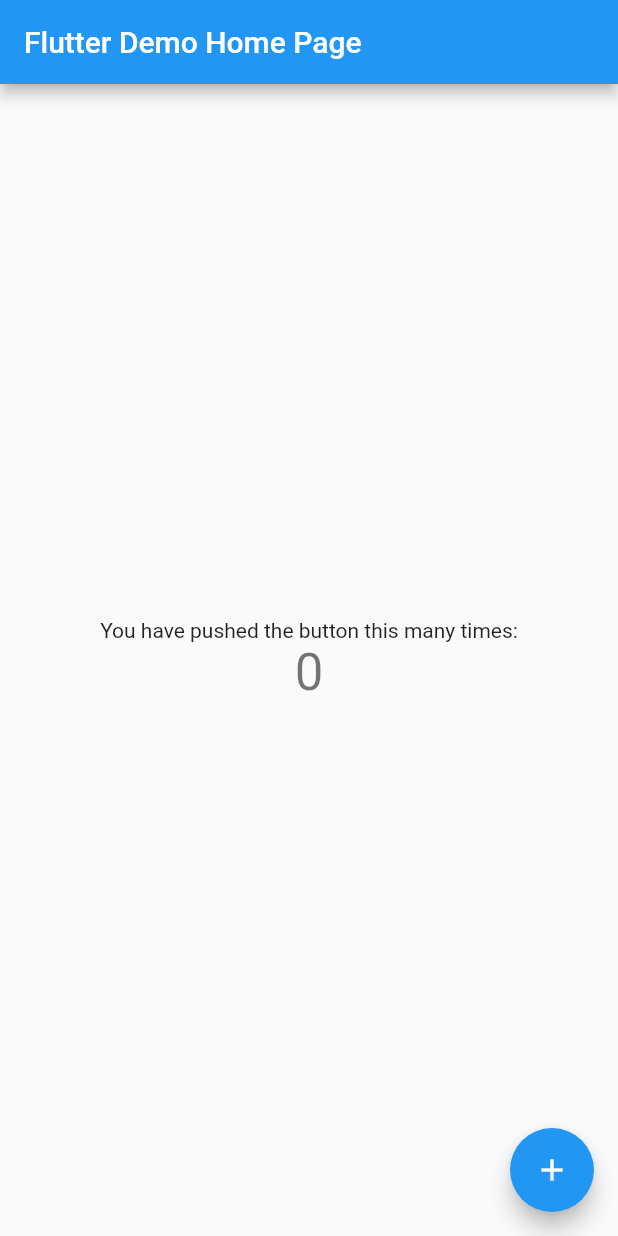
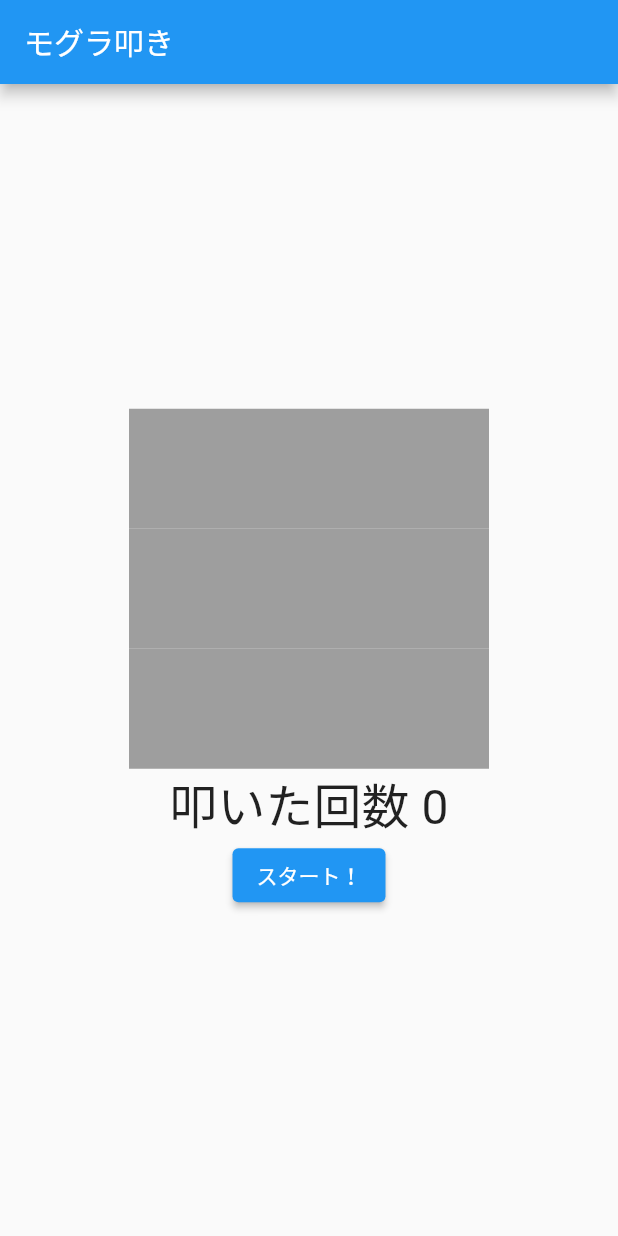
Before and after one commit to kenta-wakasa/mogura, a Flutter app: the screen it shows after launch, on a phone screen of 412 x 824 dp. Run offline on Flutter 3.47's test engine with Material 2 defaults, Android fonts, the phone set to English and light mode, and no system bars; our stand-ins replace firebase_core; accounts and stored records are empty.

Commit message:
モグラ叩きゲームの骨格

```diff
--- a/lib/main.dart
+++ b/lib/main.dart
@@ -1,3 +1,5 @@
+import 'dart:math';
+
 import 'package:flutter/material.dart';
 
 void main() {
@@ -6,110 +8,101 @@
 
 class MyApp extends StatelessWidget {
   const MyApp({super.key});
-
-  // This widget is the root of your application.
   @override
   Widget build(BuildContext context) {
     return MaterialApp(
       title: 'Flutter Demo',
       theme: ThemeData(
-        // This is the theme of your application.
-        //
-        // Try running your application with "flutter run". You'll see the
-        // application has a blue toolbar. Then, without quitting the app, try
-        // changing the primarySwatch below to Colors.green and then invoke
-        // "hot reload" (press "r" in the console where you ran "flutter run",
-        // or simply save your changes to "hot reload" in a Flutter IDE).
-        // Notice that the counter didn't reset back to zero; the application
-        // is not restarted.
         primarySwatch: Colors.blue,
       ),
-      home: const MyHomePage(title: 'Flutter Demo Home Page'),
+      home: const MoguraPage(),
     );
   }
 }
 
-class MyHomePage extends StatefulWidget {
-  const MyHomePage({super.key, required this.title});
-
-  // This widget is the home page of your application. It is stateful, meaning
-  // that it has a State object (defined below) that contains fields that affect
-  // how it looks.
-
-  // This class is the configuration for the state. It holds the values (in this
-  // case the title) provided by the parent (in this case the App widget) and
-  // used by the build method of the State. Fields in a Widget subclass are
-  // always marked "final".
-
-  final String title;
+class MoguraPage extends StatefulWidget {
+  const MoguraPage({super.key});
 
   @override
-  State<MyHomePage> createState() => _MyHomePageState();
+  State<MoguraPage> createState() => _MoguraPageState();
 }
 
-class _MyHomePageState extends State<MyHomePage> {
-  int _counter = 0;
+class _MoguraPageState extends State<MoguraPage> {
+  List<bool> moguras = List.generate(
+    9,
+    (index) => false,
+  );
 
-  void _incrementCounter() {
-    setState(() {
-      // This call to setState tells the Flutter framework that something has
-      // changed in this State, which causes it to rerun the build method below
-      // so that the display can reflect the updated values. If we changed
-      // _counter without calling setState(), then the build method would not be
-      // called again, and so nothing would appear to happen.
-      _counter++;
-    });
+  int count = 0;
+
+  int playTime = 10;
+
+  void mainLoop() async {
+    count = 0;
+    playTime = 10;
+    while (playTime > 0) {
+      moguras = List.generate(
+        9,
+        (index) => Random().nextBool(),
+      );
+      playTime--;
+      setState(() {});
+      await Future.delayed(const Duration(seconds: 1));
+    }
+    moguras = List.generate(
+      9,
+      (index) => false,
+    );
+    playTime = 10;
+    setState(() {});
   }
 
   @override
   Widget build(BuildContext context) {
-    // This method is rerun every time setState is called, for instance as done
-    // by the _incrementCounter method above.
-    //
-    // The Flutter framework has been optimized to make rerunning build methods
-    // fast, so that you can just rebuild anything that needs updating rather
-    // than having to individually change instances of widgets.
     return Scaffold(
       appBar: AppBar(
-        // Here we take the value from the MyHomePage object that was created by
-        // the App.build method, and use it to set our appbar title.
-        title: Text(widget.title),
+        title: const Text('モグラ叩き'),
       ),
       body: Center(
-        // Center is a layout widget. It takes a single child and positions it
-        // in the middle of the parent.
         child: Column(
-          // Column is also a layout widget. It takes a list of children and
-          // arranges them vertically. By default, it sizes itself to fit its
-          // children horizontally, and tries to be as tall as its parent.
-          //
-          // Invoke "debug painting" (press "p" in the console, choose the
-          // "Toggle Debug Paint" action from the Flutter Inspector in Android
-          // Studio, or the "Toggle Debug Paint" command in Visual Studio Code)
-          // to see the wireframe for each widget.
-          //
-          // Column has various properties to control how it sizes itself and
-          // how it positions its children. Here we use mainAxisAlignment to
-          // center the children vertically; the main axis here is the vertical
-          // axis because Columns are vertical (the cross axis would be
-          // horizontal).
           mainAxisAlignment: MainAxisAlignment.center,
-          children: <Widget>[
-            const Text(
-              'You have pushed the button this many times:',
+          children: [
+            for (var y = 0; y <= 2; y++)
+              Row(
+                mainAxisAlignment: MainAxisAlignment.center,
+                children: [
+                  for (var x = 0; x <= 2; x++)
+                    InkWell(
+                      onTap: () {
+                        if (moguras[x + (y * 3)]) {
+                          moguras[x + (y * 3)] = false;
+                          count++;
+                          setState(() {});
+                        }
+                      },
+                      child: Container(
+                        width: 80,
+                        height: 80,
+                        alignment: Alignment.center,
+                        color: moguras[x + (y * 3)] ? Colors.red : Colors.grey,
+                        // child: Text('${x + (y * 3)}'),
+                      ),
+                    ),
+                ],
+              ),
+            Text(
+              '叩いた回数 $count',
+              style: const TextStyle(
+                fontSize: 32,
+              ),
             ),
-            Text(
-              '$_counter',
-              style: Theme.of(context).textTheme.headline4,
+            ElevatedButton(
+              onPressed: playTime == 10 ? mainLoop : null,
+              child: const Text('スタート！'),
             ),
           ],
         ),
       ),
-      floatingActionButton: FloatingActionButton(
-        onPressed: _incrementCounter,
-        tooltip: 'Increment',
-        child: const Icon(Icons.add),
-      ), // This trailing comma makes auto-formatting nicer for build methods.
     );
   }
 }
```
